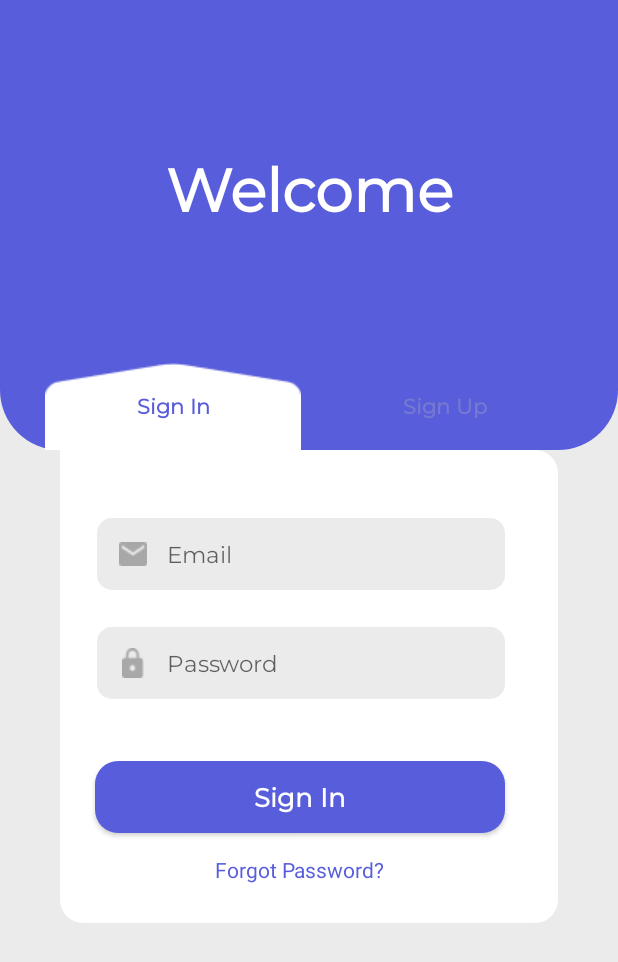
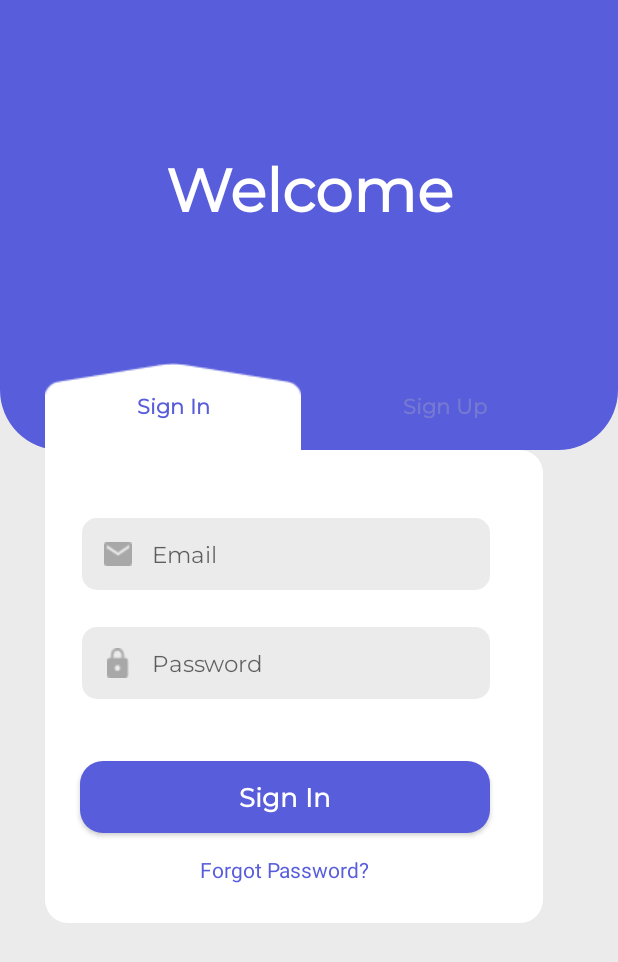
Before and after one commit to ionvasluian/AndroidAppSport, an Android app: the screen it shows after launch (MainActivity), on a phone screen of 412 x 824 dp. Shown: the top 962 px of the screen. Run offline under Robolectric (Android 15) with nearby library versions, the light colour scheme and no system bars; our stand-ins replace Firebase (no records; nobody signed in at launch, a user with empty details on screens opened directly).

Commit message:
rearrangement of fragment

```diff
--- a/app/src/main/java/com/example/myapplication/CreateEventActivity.java
+++ b/app/src/main/java/com/example/myapplication/CreateEventActivity.java
@@ -162,6 +162,7 @@ public class CreateEventActivity extends AppCompatActivity {
             @Override
             public void onItemSelected(AdapterView<?> adapterView, View view, int position, long id) {
                 eventCategoryFieldValue = adapterView.getItemAtPosition(position).toString().trim();
+
             }
             @Override
             public void onNothingSelected(AdapterView<?> adapterView) {}
@@ -251,7 +252,7 @@ public class CreateEventActivity extends AppCompatActivity {
                             eventPlaceFieldValue = placeCreateEvent.getText().toString().trim();
                             eventTotalNumberOfPeopleFieldValue = maxPeopleCreateEvent.getText().toString().trim();
                             eventDescriptionFieldValue = descriptionCreateEvent.getText().toString().trim();
-
+                            Log.e("Result", eventCategoryFieldValue);
 
                             params.put("name", eventNameFieldValue);
                             params.put("date", eventDateFieldValue);
--- a/app/src/main/java/com/example/myapplication/ViewEventActivity.java
+++ b/app/src/main/java/com/example/myapplication/ViewEventActivity.java
@@ -75,7 +75,7 @@ public class ViewEventActivity extends AppCompatActivity implements RecyclerView
                                 JSONObject jsonObject = jsonArray.getJSONObject(i);
                                 int categoryId = jsonObject.getInt("FiltersId");
 
-                                String category = categories[categoryId];
+                                String category = categories[categoryId-1];
                                 String number_of_people = jsonObject.getInt("numberOfPeople")+"/"+jsonObject.getInt("totalNumberOfPeople");
                                 String event_name = jsonObject.getString("name");
 
@@ -169,7 +169,7 @@ public class ViewEventActivity extends AppCompatActivity implements RecyclerView
                                 if(i == position){
                                     int categoryId = jsonObject.getInt("FiltersId");
 
-                                    String category = categories[categoryId];
+                                    String category = categories[categoryId-1];
                                     String number_of_people = jsonObject.getInt("numberOfPeople") + "/" + jsonObject.getInt("totalNumberOfPeople");
                                     String event_name = jsonObject.getString("name");
                                     String event_date = jsonObject.getString("date");
--- a/app/src/main/res/layout/activity_main.xml
+++ b/app/src/main/res/layout/activity_main.xml
@@ -91,7 +91,14 @@
 
     </LinearLayout>
 
-
+<LinearLayout
+    android:layout_width="match_parent"
+    android:layout_height="wrap_content">
+    <Space
+        android:layout_width="30dp"
+        android:layout_height="match_parent"
+        android:layout_weight="1">
+    </Space>
     <RelativeLayout
         android:id="@+id/container1"
         android:layout_width="332dp"
@@ -100,12 +107,20 @@
         android:layout_alignParentEnd="true"
         android:layout_alignParentStart="true"
         android:layout_marginTop="0dp"
-        android:layout_marginStart="30dp"
-        android:layout_marginEnd="30dp"
+        android:layout_weight="500"
+
+
 
         android:gravity="top"
 
-        android:layout_gravity="center"></RelativeLayout>
+        ></RelativeLayout>
+    <Space
+        android:layout_width="30dp"
+        android:layout_height="match_parent"
+        android:layout_weight="1">
+    </Space>
+</LinearLayout>
+
 
 
 
```
